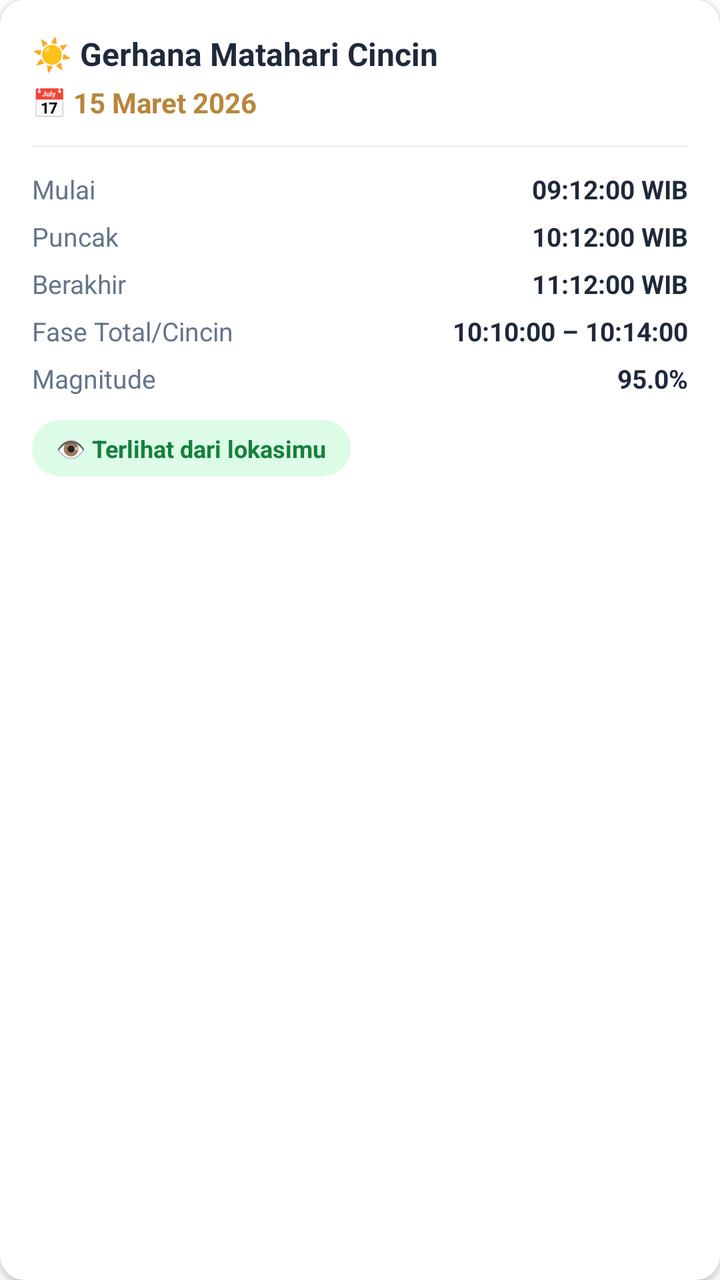
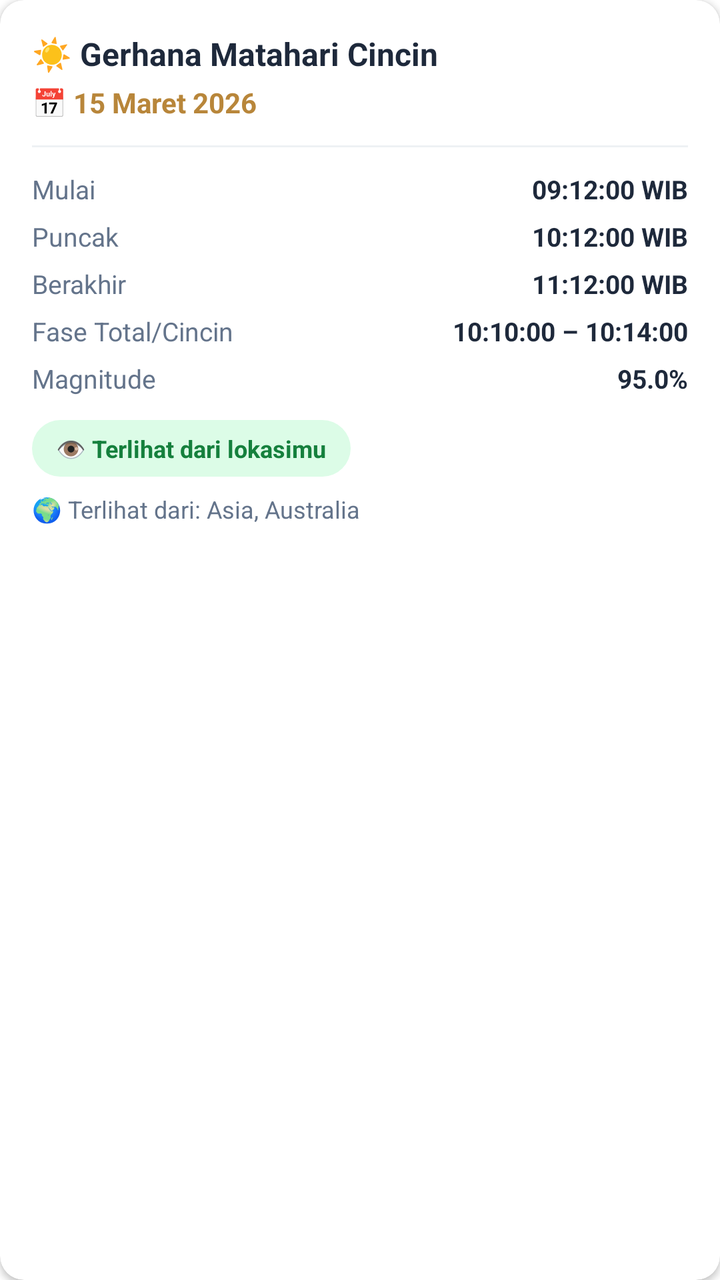

Before-and-after screenshots of an Android layout around one commit, followed by the original layout XML and the change that was made.
<!-- AndroidManifest.xml: application theme AppTheme -->
<!-- res/layout/item_gerhana_matahari.xml -->
<?xml version="1.0" encoding="utf-8"?>
<androidx.cardview.widget.CardView xmlns:android="http://schemas.android.com/apk/res/android"
    xmlns:app="http://schemas.android.com/apk/res-auto"
    android:layout_width="match_parent"
    android:layout_height="wrap_content"
    android:layout_marginBottom="12dp"
    app:cardBackgroundColor="@color/card_white"
    app:cardCornerRadius="12dp"
    app:cardElevation="2dp">

    <LinearLayout
        android:layout_width="match_parent"
        android:layout_height="wrap_content"
        android:orientation="vertical"
        android:padding="16dp">

        <TextView
            android:id="@+id/tvTitle"
            android:layout_width="wrap_content"
            android:layout_height="wrap_content"
            android:text="☀️ Gerhana Matahari Cincin"
            android:textColor="@color/text_primary"
            android:textSize="16sp"
            android:textStyle="bold" />

        <TextView
            android:id="@+id/tvDate"
            android:layout_width="wrap_content"
            android:layout_height="wrap_content"
            android:layout_marginTop="4dp"
            android:text="📅 15 Maret 2026"
            android:textColor="@color/text_label_gold"
            android:textSize="14sp"
            android:textStyle="bold" />

        <View
            android:layout_width="match_parent"
            android:layout_height="1dp"
            android:layout_marginTop="12dp"
            android:background="@color/divider_soft" />

        <LinearLayout
            android:id="@+id/rowPartialBegin"
            android:layout_width="match_parent"
            android:layout_height="wrap_content"
            android:layout_marginTop="12dp"
            android:orientation="horizontal">

            <TextView
                android:layout_width="0dp"
                android:layout_height="wrap_content"
                android:layout_weight="1"
                android:text="Mulai"
                android:textColor="@color/text_secondary"
                android:textSize="13sp" />

            <TextView
                android:id="@+id/tvPartialBegin"
                android:layout_width="wrap_content"
                android:layout_height="wrap_content"
                android:text="09:12:00 WIB"
                android:textColor="@color/text_primary"
                android:textSize="13sp"
                android:textStyle="bold" />
        </LinearLayout>

        <LinearLayout
            android:layout_width="match_parent"
            android:layout_height="wrap_content"
            android:layout_marginTop="6dp"
            android:orientation="horizontal">

            <TextView
                android:layout_width="0dp"
                android:layout_height="wrap_content"
                android:layout_weight="1"
                android:text="Puncak"
                android:textColor="@color/text_secondary"
                android:textSize="13sp" />

            <TextView
                android:id="@+id/tvPeakTime"
                android:layout_width="wrap_content"
                android:layout_height="wrap_content"
                android:text="10:12:00 WIB"
                android:textColor="@color/text_primary"
                android:textSize="13sp"
                android:textStyle="bold" />
        </LinearLayout>

        <LinearLayout
            android:id="@+id/rowPartialEnd"
            android:layout_width="match_parent"
            android:layout_height="wrap_content"
            android:layout_marginTop="6dp"
            android:orientation="horizontal">

            <TextView
                android:layout_width="0dp"
                android:layout_height="wrap_content"
                android:layout_weight="1"
                android:text="Berakhir"
                android:textColor="@color/text_secondary"
                android:textSize="13sp" />

            <TextView
                android:id="@+id/tvPartialEnd"
                android:layout_width="wrap_content"
                android:layout_height="wrap_content"
                android:text="11:12:00 WIB"
                android:textColor="@color/text_primary"
                android:textSize="13sp"
                android:textStyle="bold" />
        </LinearLayout>

        <LinearLayout
            android:id="@+id/rowTotalRange"
            android:layout_width="match_parent"
            android:layout_height="wrap_content"
            android:layout_marginTop="6dp"
            android:orientation="horizontal">

            <TextView
                android:layout_width="0dp"
                android:layout_height="wrap_content"
                android:layout_weight="1"
                android:text="Fase Total/Cincin"
                android:textColor="@color/text_secondary"
                android:textSize="13sp" />

            <TextView
                android:id="@+id/tvTotalRange"
                android:layout_width="wrap_content"
                android:layout_height="wrap_content"
                android:text="10:10:00 – 10:14:00"
                android:textColor="@color/text_primary"
                android:textSize="13sp"
                android:textStyle="bold" />
        </LinearLayout>

        <LinearLayout
            android:id="@+id/rowMagnitude"
            android:layout_width="match_parent"
            android:layout_height="wrap_content"
            android:layout_marginTop="6dp"
            android:orientation="horizontal">

            <TextView
                android:layout_width="0dp"
                android:layout_height="wrap_content"
                android:layout_weight="1"
                android:text="Magnitude"
                android:textColor="@color/text_secondary"
                android:textSize="13sp" />

            <TextView
                android:id="@+id/tvMagnitude"
                android:layout_width="wrap_content"
                android:layout_height="wrap_content"
                android:text="95.0%"
                android:textColor="@color/text_primary"
                android:textSize="13sp"
                android:textStyle="bold" />
        </LinearLayout>

        <TextView
            android:id="@+id/tvVisibility"
            android:layout_width="wrap_content"
            android:layout_height="wrap_content"
            android:layout_marginTop="12dp"
            android:background="@drawable/bg_pill_green"
            android:paddingHorizontal="12dp"
            android:paddingVertical="6dp"
            android:text="👁️ Terlihat dari lokasimu"
            android:textColor="@color/pill_green_text"
            android:textSize="12sp"
            android:textStyle="bold" />

    </LinearLayout>
</androidx.cardview.widget.CardView>
<!-- resources referenced by this layout -->
<resources>
  <color name="card_white">#FFFFFF</color>
  <color name="divider_soft">#EEF1F4</color>
  <color name="pill_green_text">#15803D</color>
  <color name="text_label_gold">#B8863A</color>
  <color name="text_primary">#1E293B</color>
  <color name="text_secondary">#64748B</color>
  <!-- drawable bg_pill_green (drawable) -->
  <?xml version="1.0" encoding="utf-8"?>
  <shape xmlns:android="http://schemas.android.com/apk/res/android">
      <solid android:color="@color/pill_green_bg"/>
      <corners android:radius="999dp"/>
  </shape>
  <style name="AppTheme" parent="Theme.AlKaukaba">
          <item name="android:windowDrawsSystemBarBackgrounds" tools:targetApi="lollipop">true</item>
      </style>
  <color name="pill_green_bg">#DCFCE7</color>
  <style name="Theme.AlKaukaba" parent="Theme.MaterialComponents.DayNight.NoActionBar">
          
          <item name="colorPrimary">@color/purple_500</item>
          <item name="colorPrimaryVariant">@color/transparent</item>
          <item name="colorOnPrimary">@color/white</item>
          
          <item name="colorSecondary">@color/teal_200</item>
          <item name="colorSecondaryVariant">@color/teal_700</item>
          <item name="colorOnSecondary">@color/black</item>
          
          <item name="android:statusBarColor" tools:targetApi="l">?attr/colorPrimaryVariant</item>
          
          <item name="bottomSheetDialogTheme">@style/ThemeOverlay.AlKaukaba.BottomSheetDialog</item>
      </style>
  <color name="purple_500">#FF6200EE</color>
  <color name="transparent">#00FFFFFF</color>
  <color name="white">#FFFFFFFF</color>
  <color name="teal_200">#FF03DAC5</color>
  <color name="teal_700">#FF018786</color>
  <color name="black">#FF000000</color>
  <style name="ThemeOverlay.AlKaukaba.BottomSheetDialog" parent="ThemeOverlay.MaterialComponents.BottomSheetDialog">
          <item name="bottomSheetStyle">@style/Widget.AlKaukaba.BottomSheet.Modal</item>
      </style>
  <style name="Widget.AlKaukaba.BottomSheet.Modal" parent="Widget.MaterialComponents.BottomSheet.Modal">
          <item name="shapeAppearanceOverlay">@style/ShapeAppearance.AlKaukaba.BottomSheet</item>
      </style>
  <style name="ShapeAppearance.AlKaukaba.BottomSheet" parent="">
          <item name="cornerFamily">rounded</item>
          <item name="cornerSizeTopLeft">16dp</item>
          <item name="cornerSizeTopRight">16dp</item>
          <item name="cornerSizeBottomLeft">0dp</item>
          <item name="cornerSizeBottomRight">0dp</item>
      </style>
</resources>

<!-- the commit's change to res/layout/item_gerhana_matahari.xml (unified diff, before → after) -->
@@ -176,5 +176,14 @@
             android:textSize="12sp"
             android:textStyle="bold" />
 
+        <TextView
+            android:id="@+id/tvVisibleRegions"
+            android:layout_width="match_parent"
+            android:layout_height="wrap_content"
+            android:layout_marginTop="8dp"
+            android:text="🌍 Terlihat dari: Asia, Australia"
+            android:textColor="@color/text_secondary"
+            android:textSize="12sp" />
+
     </LinearLayout>
 </androidx.cardview.widget.CardView>
